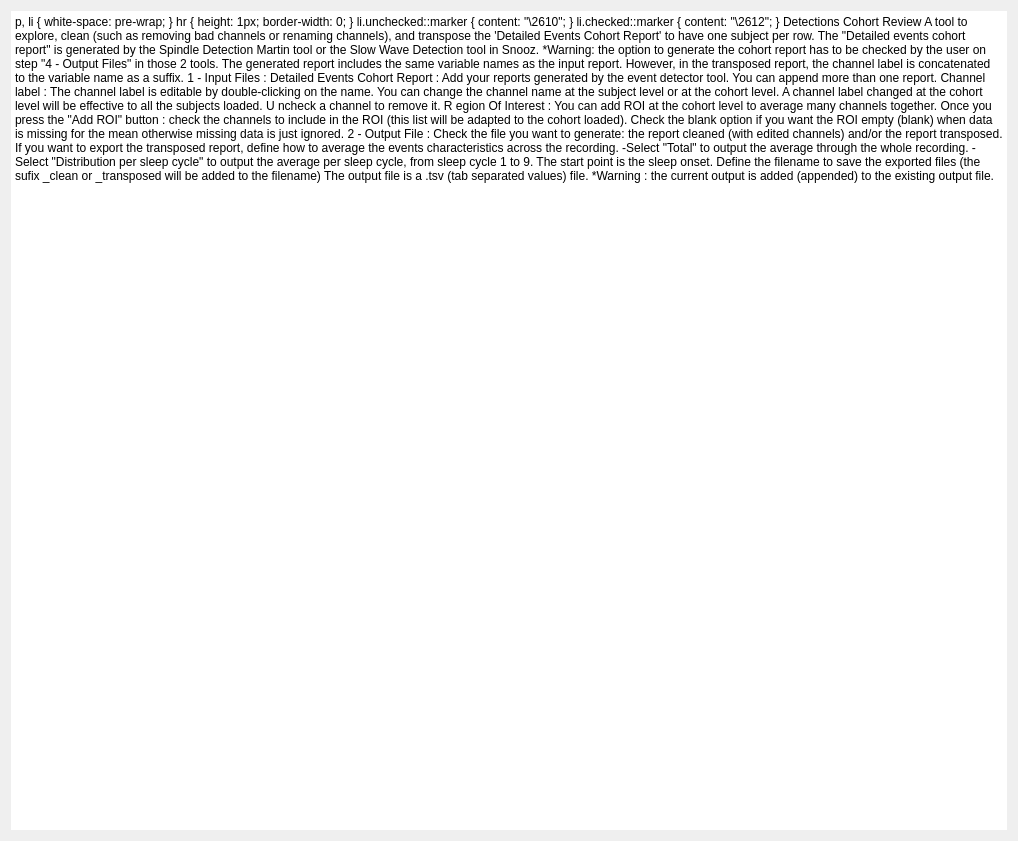
SnoozToolbox/snooz-package-ceams, file tools/CEAMSTools/DetectionsCohortReview/IntroStep/Ui_IntroStep.ui: the form before one commit.
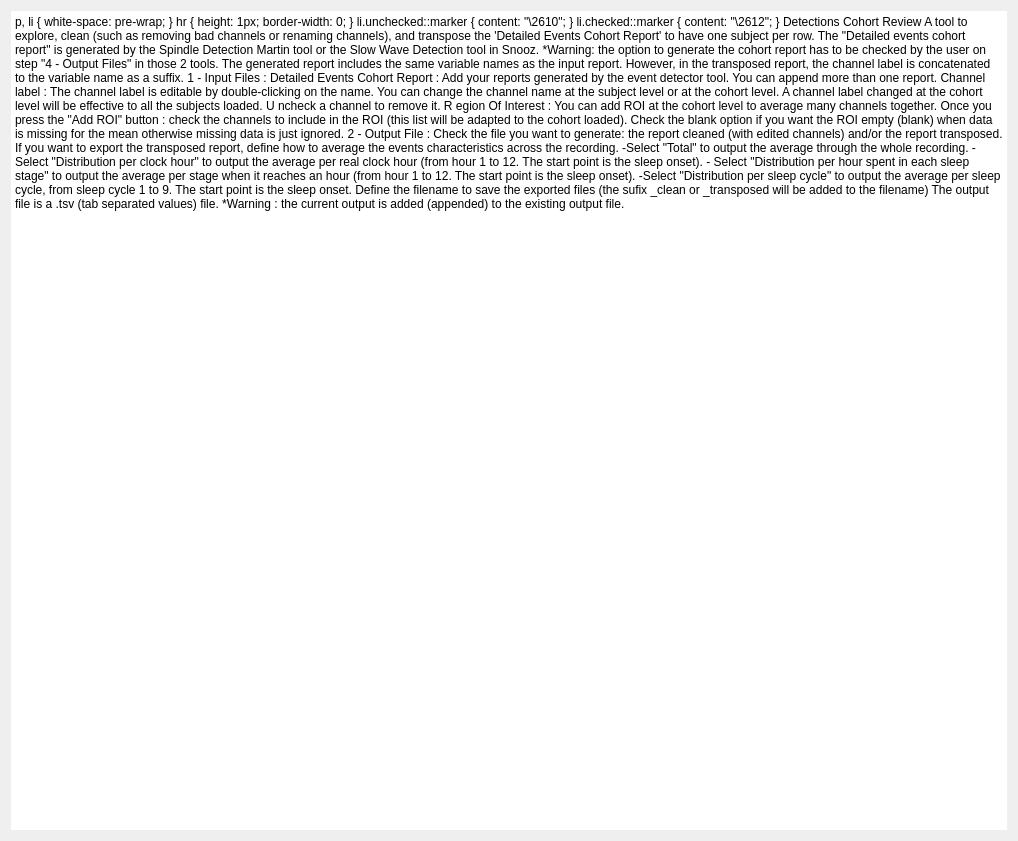
The form after the commit.

The edit to the form file:
```diff
--- a/tools/CEAMSTools/DetectionsCohortReview/IntroStep/Ui_IntroStep.ui
+++ b/tools/CEAMSTools/DetectionsCohortReview/IntroStep/Ui_IntroStep.ui
@@ -67,8 +67,9 @@
 &lt;p style=&quot;-qt-paragraph-type:empty; margin-top:0px; margin-bottom:0px; margin-left:0px; margin-right:0px; -qt-block-indent:0; text-indent:0px; text-decoration: underline;&quot;&gt;&lt;br /&gt;&lt;/p&gt;
 &lt;p style=&quot; margin-top:0px; margin-bottom:0px; margin-left:0px; margin-right:0px; -qt-block-indent:0; text-indent:0px;&quot;&gt;	If you want to export the transposed report, define how to average the events characteristics across the recording.&lt;/p&gt;
 &lt;p style=&quot; margin-top:0px; margin-bottom:0px; margin-left:0px; margin-right:0px; -qt-block-indent:0; text-indent:0px;&quot;&gt;	-Select &amp;quot;Total&amp;quot; to output the average through the whole recording.&lt;/p&gt;
+&lt;p style=&quot; margin-top:0px; margin-bottom:0px; margin-left:0px; margin-right:0px; -qt-block-indent:0; text-indent:0px;&quot;&gt;	-Select &amp;quot;Distribution per clock hour&amp;quot; to output the average per real clock hour (from hour 1 to 12.  The start point is the sleep onset).&lt;/p&gt;
+&lt;p style=&quot; margin-top:0px; margin-bottom:0px; margin-left:0px; margin-right:0px; -qt-block-indent:0; text-indent:0px;&quot;&gt;	- Select &amp;quot;Distribution per hour spent in each sleep stage&amp;quot; to output the average per stage when it reaches an hour (from hour 1 to 12.  The start point is the sleep onset).&lt;/p&gt;
 &lt;p style=&quot; margin-top:0px; margin-bottom:0px; margin-left:0px; margin-right:0px; -qt-block-indent:0; text-indent:0px;&quot;&gt;	-Select &amp;quot;Distribution per sleep cycle&amp;quot; to output the average per sleep cycle, from sleep cycle 1 to 9.  The start point is the sleep onset.&lt;/p&gt;
-&lt;p style=&quot;-qt-paragraph-type:empty; margin-top:0px; margin-bottom:0px; margin-left:0px; margin-right:0px; -qt-block-indent:0; text-indent:0px;&quot;&gt;&lt;br /&gt;&lt;/p&gt;
 &lt;p style=&quot; margin-top:0px; margin-bottom:0px; margin-left:0px; margin-right:0px; -qt-block-indent:0; text-indent:0px;&quot;&gt;	Define the filename to save the exported files (the sufix _clean or _transposed will be added to the filename)&lt;/p&gt;
 &lt;p style=&quot; margin-top:0px; margin-bottom:0px; margin-left:0px; margin-right:0px; -qt-block-indent:0; text-indent:0px;&quot;&gt;	The output file is a .tsv (tab separated values) file. &lt;/p&gt;
 &lt;p style=&quot; margin-top:0px; margin-bottom:0px; margin-left:0px; margin-right:0px; -qt-block-indent:0; text-indent:0px;&quot;&gt;	*Warning : the current output is added (appended) to the existing output file.&lt;/p&gt;&lt;/body&gt;&lt;/html&gt;</string>
```
